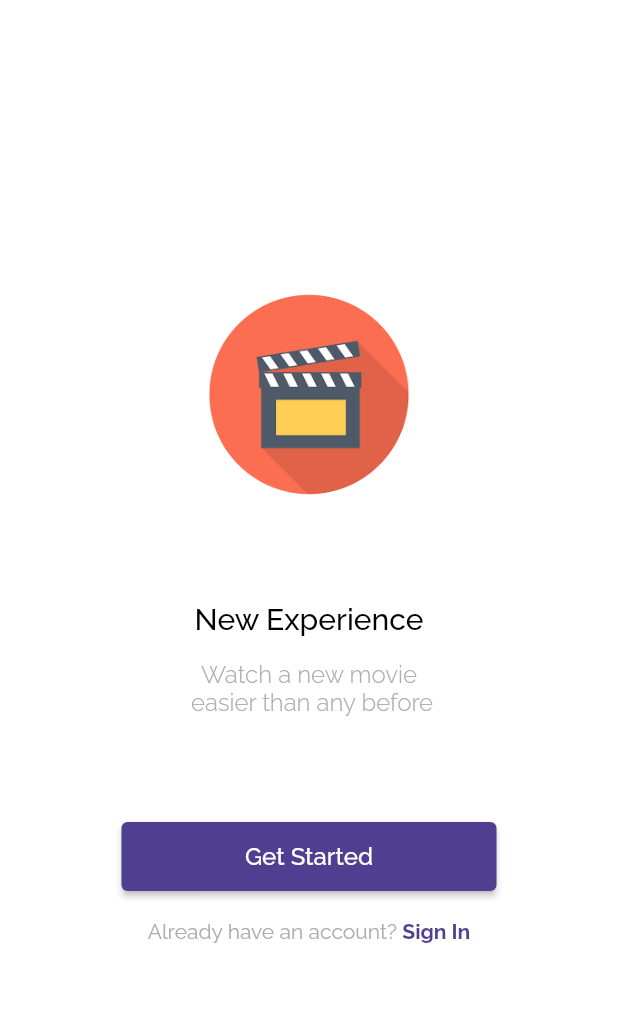
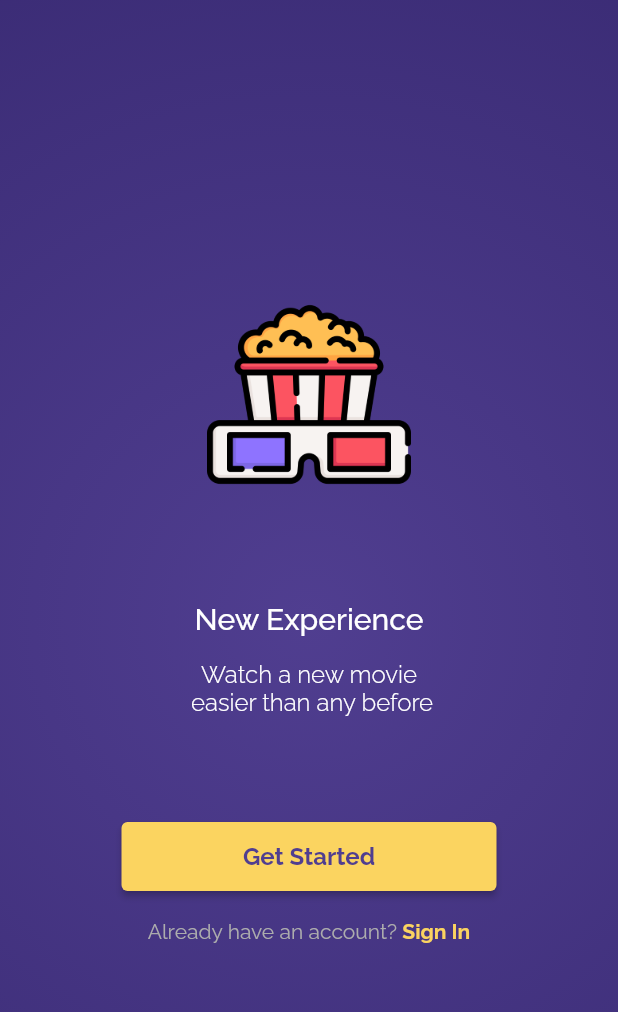
Before and after one commit to syahferi/tix-movie, a Flutter app: the screen it shows after launch, after a tap on "Get Started", after a tap on the "arrow back" icon, on a phone screen of 412 x 824 dp. Shown: the top 1012 px of the screen. Run offline on Flutter 3.47's test engine with Material 2 defaults, Android fonts, the phone set to English and light mode, and no system bars; our stand-ins replace another_flushbar, bloc, cloud_firestore, email_validator, equatable, firebase_auth and 4 more; accounts and stored records are empty.

Commit message:
update ui splash page

```diff
--- a/lib/ui/page/movie_page.dart
+++ b/lib/ui/page/movie_page.dart
@@ -43,7 +43,7 @@ class MoviePage extends StatelessWidget {
                               image: DecorationImage(
                                 image: (profilePicture != null &&
                                         profilePicture.isEmpty)
-                                    ? AssetImage("assets/005-glass.png")
+                                    ? AssetImage('assets/profile_icon.png')
                                     : NetworkImage(profilePicture ?? '')
                                         as ImageProvider,
                               ),
--- a/lib/ui/page/sign_up_page.dart
+++ b/lib/ui/page/sign_up_page.dart
@@ -13,17 +13,24 @@ class _SignUpPageState extends State<SignUpPage> {
   TextEditingController nameController = TextEditingController();
   TextEditingController emailController = TextEditingController();
   TextEditingController passwordController = TextEditingController();
-  TextEditingController reTypePasswordController = TextEditingController();
+  TextEditingController confirmPasswordController = TextEditingController();
+
+  late var profilePicture;
 
   @override
   void initState() {
     super.initState();
     nameController.text = widget.registrationData.name;
     emailController.text = widget.registrationData.email;
+
+    profilePicture = widget.registrationData.profileImage;
   }
 
   @override
   Widget build(BuildContext context) {
+    BlocProvider.of<ThemeAppBloc>(context)
+        .add(ThemeAppChanged(ThemeData().copyWith(primaryColor: Colors.grey)));
+
     return WillPopScope(
         onWillPop: () async {
           BlocProvider.of<PageBloc>(context).add(GoToSplashPage());
@@ -53,8 +60,103 @@ class _SignUpPageState extends State<SignUpPage> {
                               ),
                             ),
                           ),
+                          Align(
+                            alignment: Alignment.center,
+                            child: Text(
+                              'Create New\nAccount',
+                              style: blackTextFont.copyWith(fontSize: 20),
+                              textAlign: TextAlign.center,
+                            ),
+                          ),
                         ],
                       ),
+                    ),
+                    Container(
+                      width: 90,
+                      height: 104,
+                      child: Stack(
+                        children: [
+                          Container(
+                            width: 90,
+                            height: 90,
+                            decoration: BoxDecoration(
+                              shape: BoxShape.circle,
+                              image: DecorationImage(
+                                image: (profilePicture == null)
+                                    ? AssetImage('assets/profile_icon.png')
+                                    : FileImage(profilePicture)
+                                        as ImageProvider,
+                              ),
+                            ),
+                          ),
+                          Align(
+                            alignment: Alignment.bottomCenter,
+                            child: GestureDetector(
+                              onTap: () {},
+                              child: Container(
+                                height: 28,
+                                width: 28,
+                                decoration: BoxDecoration(
+                                  shape: BoxShape.circle,
+                                  image: DecorationImage(
+                                    image: (profilePicture == null)
+                                        ? AssetImage('assets/add_icon.png')
+                                        : AssetImage('assets/delete_icon.png')
+                                            as ImageProvider,
+                                  ),
+                                ),
+                              ),
+                            ),
+                          ),
+                        ],
+                      ),
+                    ),
+                    const SizedBox(height: 36),
+                    TextField(
+                      controller: nameController,
+                      decoration: InputDecoration(
+                        border: OutlineInputBorder(
+                            borderRadius: BorderRadius.circular(10)),
+                        labelText: 'Full Name',
+                        hintText: 'Full Name',
+                      ),
+                    ),
+                    const SizedBox(height: 16),
+                    TextField(
+                      controller: emailController,
+                      decoration: InputDecoration(
+                        border: OutlineInputBorder(
+                            borderRadius: BorderRadius.circular(10)),
+                        labelText: 'Email',
+                        hintText: 'Email',
+                      ),
+                    ),
+                    const SizedBox(height: 16),
+                    TextField(
+                      controller: passwordController,
+                      decoration: InputDecoration(
+                        border: OutlineInputBorder(
+                            borderRadius: BorderRadius.circular(10)),
+                        labelText: 'Password',
+                        hintText: 'Password',
+                      ),
+                    ),
+                    const SizedBox(height: 16),
+                    TextField(
+                      controller: confirmPasswordController,
+                      decoration: InputDecoration(
+                        border: OutlineInputBorder(
+                            borderRadius: BorderRadius.circular(10)),
+                        labelText: 'Confirm Password',
+                        hintText: 'Confirm Password',
+                      ),
+                    ),
+                    const SizedBox(height: 30),
+                    FloatingActionButton(
+                      onPressed: () {},
+                      backgroundColor: mainColor,
+                      child: Icon(Icons.arrow_forward),
+                      elevation: 0,
                     ),
                   ],
                 ),
--- a/lib/ui/page/splash_page.dart
+++ b/lib/ui/page/splash_page.dart
@@ -8,6 +8,11 @@ class SplashPage extends StatelessWidget {
     return Scaffold(
       backgroundColor: Colors.white,
       body: Container(
+        decoration: BoxDecoration(
+            gradient: RadialGradient(radius: 2.0, colors: [
+          mainColor,
+          accentColor1,
+        ])),
         padding: EdgeInsets.symmetric(horizontal: defaultMargin),
         child: Column(
           mainAxisAlignment: MainAxisAlignment.center,
@@ -17,7 +22,7 @@ class SplashPage extends StatelessWidget {
               height: 136,
               decoration: BoxDecoration(
                 image: DecorationImage(
-                  image: AssetImage("assets/default_cinema.png"),
+                  image: AssetImage("assets/movie_icon.png"),
                 ),
               ),
             ),
@@ -25,15 +30,16 @@ class SplashPage extends StatelessWidget {
               margin: EdgeInsets.only(top: 70, bottom: 16),
               child: Text(
                 'New Experience',
-                style: blackTextFont.copyWith(fontSize: 20),
+                style:
+                    blackTextFont.copyWith(fontSize: 20, color: Colors.white),
               ),
             ),
             Text(
               'Watch a new movie\n easier than any before',
               style: greyTextFont.copyWith(
-                fontSize: 16,
-                fontWeight: FontWeight.w300,
-              ),
+                  fontSize: 16,
+                  fontWeight: FontWeight.w300,
+                  color: Colors.white),
               textAlign: TextAlign.center,
             ),
             Container(
@@ -43,10 +49,13 @@ class SplashPage extends StatelessWidget {
               child: ElevatedButton(
                 child: Text(
                   'Get Started',
-                  style: whiteTextFont.copyWith(fontSize: 16),
+                  style: whiteTextFont.copyWith(
+                      fontSize: 16,
+                      color: mainColor,
+                      fontWeight: FontWeight.bold),
                 ),
                 style: ButtonStyle(
-                    backgroundColor: MaterialStateProperty.all(mainColor)),
+                    backgroundColor: MaterialStateProperty.all(accentColor2)),
                 onPressed: () => BlocProvider.of<PageBloc>(context)
                     .add(GoToRegistrationPage(RegistrationData())),
               ),
@@ -65,7 +74,8 @@ class SplashPage extends StatelessWidget {
                       BlocProvider.of<PageBloc>(context).add(GoToLoginPage()),
                   child: Text(
                     'Sign In',
-                    style: purpleTextFont.copyWith(fontWeight: FontWeight.bold),
+                    style: purpleTextFont.copyWith(
+                        color: accentColor2, fontWeight: FontWeight.bold),
                   ),
                 ),
               ],
```
Also changed, not shown: assets/005-glass.png (deleted), assets/add_icon.png (added), assets/delete_icon.png (added), assets/movie_icon.png (added), assets/profile_icon.png (added).
